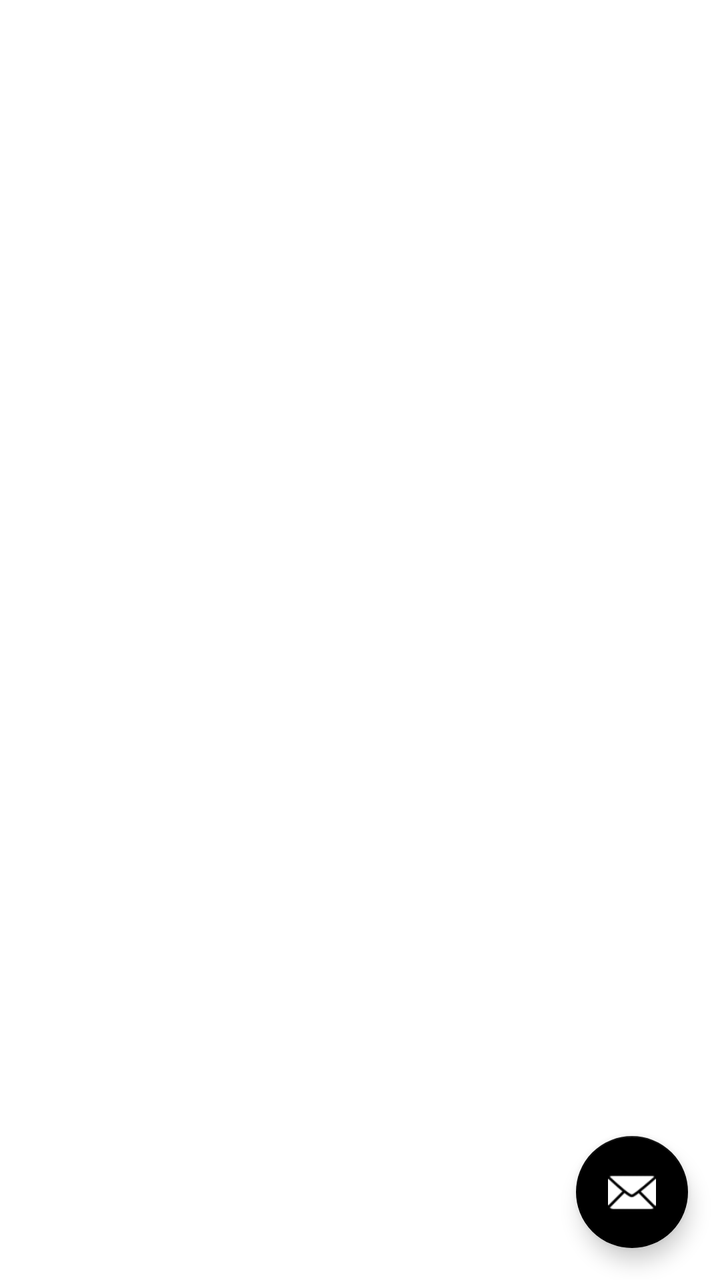
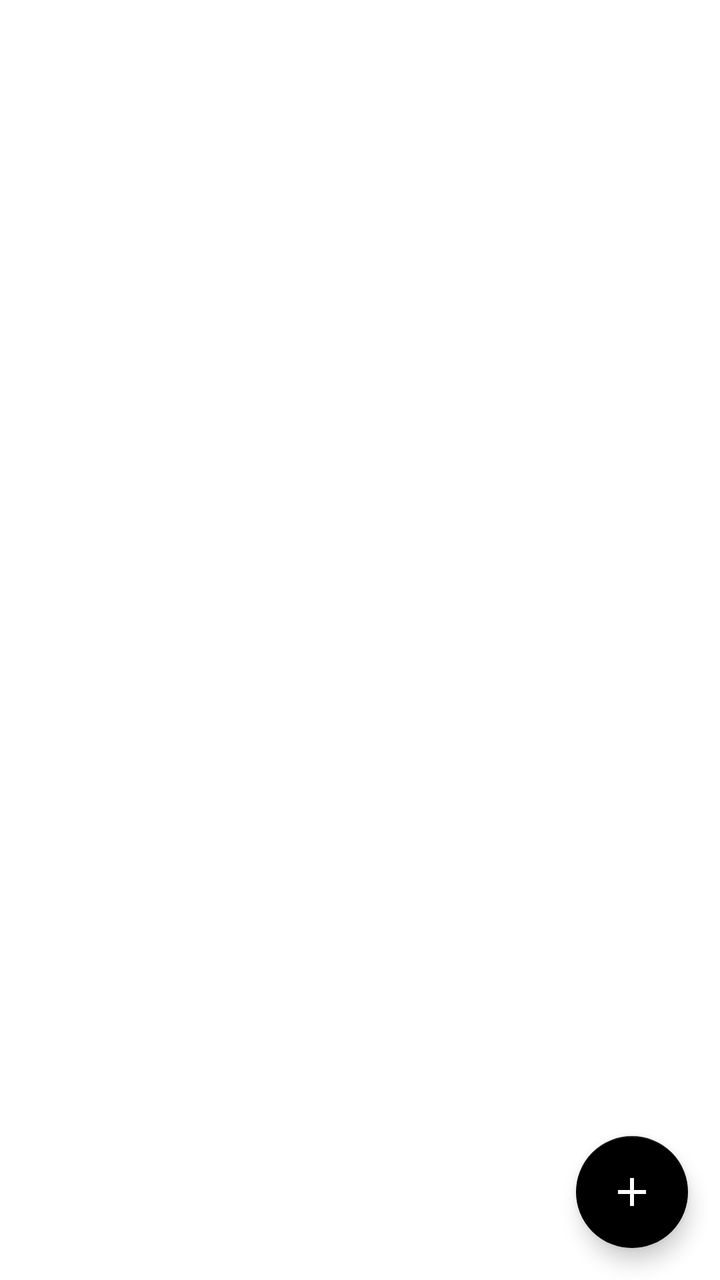

The first picture is an Android layout as it rendered before a commit; the second is the same layout after the commit. The layout source and the unified diff follow.
<!-- AndroidManifest.xml: application theme Theme.PhotoRecord.NoActionBar -->
<!-- res/layout/fragment_record.xml -->
<?xml version="1.0" encoding="utf-8"?>
<layout xmlns:android="http://schemas.android.com/apk/res/android"
    xmlns:app="http://schemas.android.com/apk/res-auto">

    <data>

    </data>

    <FrameLayout
        android:layout_width="match_parent"
        android:layout_height="match_parent">

        <androidx.recyclerview.widget.RecyclerView xmlns:android="http://schemas.android.com/apk/res/android"
            android:id="@+id/rv_record_list"
            android:layout_width="match_parent"
            android:layout_height="match_parent"></androidx.recyclerview.widget.RecyclerView>

        <com.google.android.material.floatingactionbutton.FloatingActionButton
            android:id="@+id/fab_add_record"
            android:layout_width="wrap_content"
            android:layout_height="wrap_content"
            android:layout_gravity="bottom|end"
            android:layout_marginBottom="16dp"
            android:layout_marginRight="16dp"
            app:srcCompat="@android:drawable/ic_dialog_email" />
    </FrameLayout>
</layout>
<!-- resources referenced by this layout -->
<resources>
  <style name="Theme.PhotoRecord.NoActionBar">
          <item name="windowActionBar">false</item>
          <item name="windowNoTitle">true</item>
      </style>
</resources>

<!-- the commit's change to res/layout/fragment_record.xml (unified diff, before → after) -->
@@ -22,6 +22,6 @@
             android:layout_gravity="bottom|end"
             android:layout_marginBottom="16dp"
             android:layout_marginRight="16dp"
-            app:srcCompat="@android:drawable/ic_dialog_email" />
+            app:srcCompat="@drawable/ic_baseline_add_24" />
     </FrameLayout>
 </layout>
<!-- resource entries referenced after the edit -->
@@ -1,5 +1,11 @@
 <!-- resources referenced by this layout -->
 <resources>
+  <!-- drawable ic_baseline_add_24 (drawable) -->
+  <vector android:height="24dp" android:tint="#FFFFFF"
+      android:viewportHeight="24" android:viewportWidth="24"
+      android:width="24dp" xmlns:android="http://schemas.android.com/apk/res/android">
+      <path android:fillColor="@android:color/white" android:pathData="M19,13h-6v6h-2v-6H5v-2h6V5h2v6h6v2z"/>
+  </vector>
   <style name="Theme.PhotoRecord.NoActionBar">
           <item name="windowActionBar">false</item>
           <item name="windowNoTitle">true</item>
